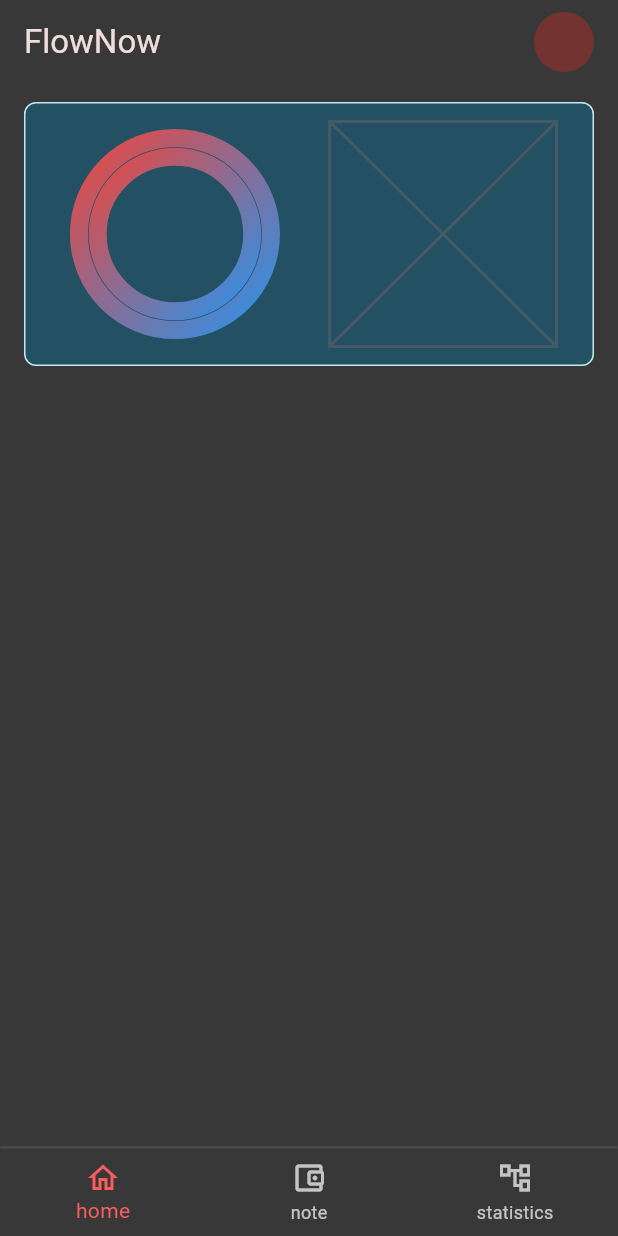
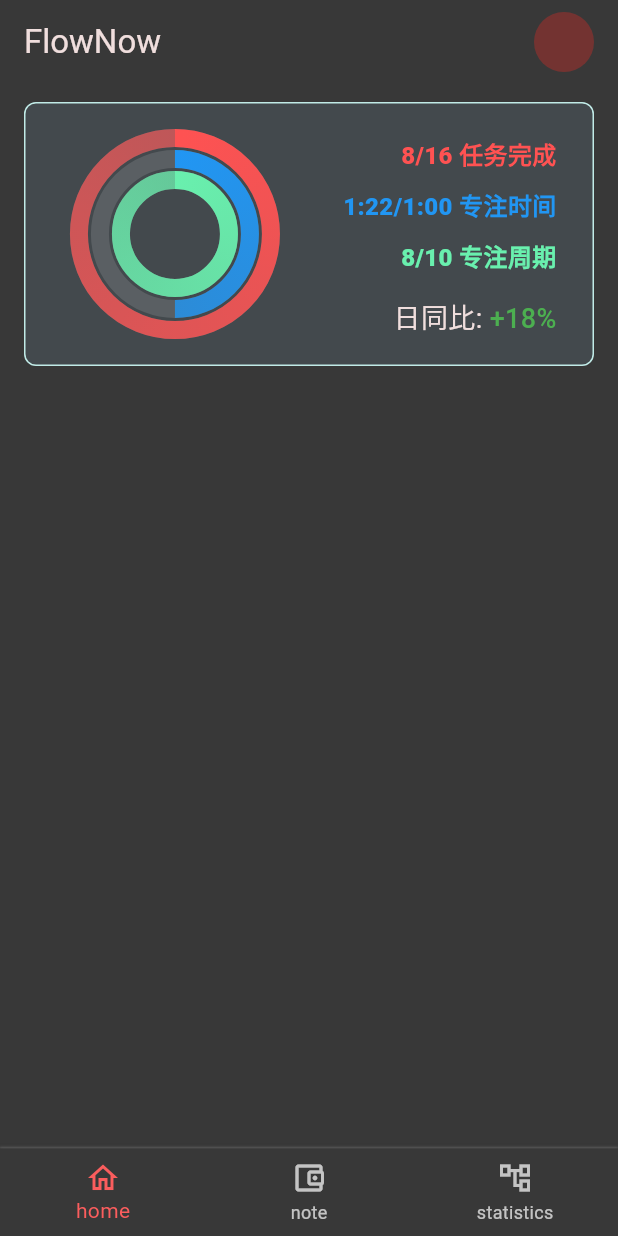
Before and after one commit to kilicmu/focus_now_mobile, a Flutter app: the screen it shows after launch, on a phone screen of 412 x 824 dp. Run offline on Flutter 3.47's test engine with Material 2 defaults, Android fonts, the phone set to English and light mode, and no system bars.

Commit message:
feat: 上卡片绘制基本完成

```diff
--- a/lib/main.dart
+++ b/lib/main.dart
@@ -20,7 +20,7 @@ class FlowNowApp extends StatelessWidget {
             brightness: Brightness.dark,
             seedColor: const Color.fromRGBO(0xfb, 0x5d, 0x5d, 1),
             primary: const Color.fromRGBO(0xfb, 0x5d, 0x5d, 1),
-            secondary: const Color.fromRGBO(0x22, 0x53, 0x69, 0.9),
+            secondary: const Color.fromRGBO(0x6d, 0x8e, 0xa0, 0.2),
             secondaryContainer: const Color.fromRGBO(0xcf, 0xfd, 0xf8, 0.9)),
         scaffoldBackgroundColor: const Color.fromRGBO(0x38, 0x38, 0x38, 1),
         buttonTheme: const ButtonThemeData(
@@ -70,10 +70,11 @@ class _MyHomePageState extends State<MyHomePage> {
             Spacer(),
             Builder(builder: (context) {
               return GestureDetector(
-                  onTap: () {
-                    Scaffold.of(context).openDrawer();
-                  },
-                  child: CircleAvatar());
+                onTap: () {
+                  Scaffold.of(context).openDrawer();
+                },
+                child: CircleAvatar(),
+              );
             })
           ],
         ),
--- a/lib/page/home/home/SummaryTodayMessageWidget.dart
+++ b/lib/page/home/home/SummaryTodayMessageWidget.dart
@@ -1,4 +1,43 @@
-import 'package:flutter/widgets.dart';
+import 'package:flutter/material.dart';
+
+TextStyle createSummaryTextStyleByColor(Color color) {
+  return TextStyle(color: color, fontWeight: FontWeight.w800, fontSize: 16);
+}
+
+class SummaryOfChartMessage extends StatefulWidget {
+  const SummaryOfChartMessage({super.key});
+
+  @override
+  State<SummaryOfChartMessage> createState() => _SummaryOfChartMessageState();
+}
+
+class _SummaryOfChartMessageState extends State<SummaryOfChartMessage> {
+  @override
+  Widget build(BuildContext context) {
+    return Container(
+      constraints: const BoxConstraints.expand(),
+      child: Flex(
+        direction: Axis.vertical,
+        mainAxisAlignment: MainAxisAlignment.spaceEvenly,
+        crossAxisAlignment: CrossAxisAlignment.end,
+        children: [
+          Text(
+            "8/16 任务完成",
+            style: createSummaryTextStyleByColor(Colors.redAccent),
+          ),
+          Text(
+            "1:22/1:00 专注时间",
+            style: createSummaryTextStyleByColor(Colors.blue),
+          ),
+          Text(
+            "8/10 专注周期",
+            style: createSummaryTextStyleByColor(Colors.greenAccent),
+          ),
+        ],
+      ),
+    );
+  }
+}
 
 class SummaryTodayMessageWidget extends StatefulWidget {
   const SummaryTodayMessageWidget({super.key});
@@ -8,9 +47,47 @@ class SummaryTodayMessageWidget extends StatefulWidget {
       _SummaryTodayMessageWidgetState();
 }
 
+class ColorBlock extends StatelessWidget {
+  const ColorBlock({super.key, required this.color});
+
+  final Color color;
+
+  @override
+  Widget build(BuildContext context) {
+    return Container(
+        decoration: BoxDecoration(color: color), width: 12, height: 16);
+  }
+}
+
 class _SummaryTodayMessageWidgetState extends State<SummaryTodayMessageWidget> {
   @override
   Widget build(BuildContext context) {
-    return const Placeholder();
+    return Column(
+      children: [
+        Expanded(child: Container(child: SummaryOfChartMessage()), flex: 3),
+        Expanded(
+            child: Align(
+                alignment: Alignment.centerRight,
+                child: Flex(
+                  direction: Axis.horizontal,
+                  mainAxisAlignment: MainAxisAlignment.end,
+                  crossAxisAlignment: CrossAxisAlignment.end,
+                  children: [
+                    Text(
+                      "日同比: ",
+                      style: TextStyle(fontSize: 18),
+                    ),
+                    Text(
+                      "+18%",
+                      style: TextStyle(
+                          fontSize: 18,
+                          color: Colors.green,
+                          fontWeight: FontWeight.w500),
+                    )
+                  ],
+                )),
+            flex: 1)
+      ],
+    );
   }
 }
--- a/lib/page/home/home/home.dart
+++ b/lib/page/home/home/home.dart
@@ -2,6 +2,9 @@ import 'package:flutter/material.dart';
 import 'package:focus_now_mobile/widgets/progress.dart';
 
 import 'SummaryTodayMessageWidget.dart';
+
+const double ONE_STACK_WIDTH = 14.0;
+const double CHART_SCOPE_SIZE = 140.0;
 
 class HomeWidget extends StatefulWidget {
   const HomeWidget({super.key});
@@ -34,13 +37,32 @@ class _HomeWidgetState extends State<HomeWidget> {
                       flex: 11,
                       child: ConstrainedBox(
                         constraints: const BoxConstraints.expand(),
-                        child: const Stack(
+                        child: Stack(
                           alignment: Alignment.center,
                           children: [
-                            ProgressWidget(size: Size(140, 140)),
                             ProgressWidget(
-                                size: Size(
-                                    140.0 - 12.0 * 2 - 1, 140.0 - 12.0 * 2 - 1))
+                              size: const Size(
+                                  CHART_SCOPE_SIZE, CHART_SCOPE_SIZE),
+                              beginColor: Colors.redAccent,
+                              endColor: Colors.redAccent.withAlpha(156),
+                              percent: 1,
+                            ),
+                            ProgressWidget(
+                              size: const Size(
+                                  CHART_SCOPE_SIZE - ONE_STACK_WIDTH * 2,
+                                  CHART_SCOPE_SIZE - ONE_STACK_WIDTH * 2),
+                              beginColor: Colors.blue,
+                              endColor: Colors.blue.withAlpha(156),
+                              percent: 0.5,
+                            ),
+                            ProgressWidget(
+                              size: const Size(
+                                  CHART_SCOPE_SIZE - ONE_STACK_WIDTH * 4,
+                                  CHART_SCOPE_SIZE - ONE_STACK_WIDTH * 4),
+                              beginColor: Colors.greenAccent,
+                              endColor: Colors.greenAccent.withAlpha(156),
+                              percent: 1.7,
+                            )
                           ],
                         ),
                       )),
--- a/lib/widgets/progress.dart
+++ b/lib/widgets/progress.dart
@@ -5,8 +5,11 @@ import 'package:flutter/material.dart';
 class _ProgressPanelPainter extends CustomPainter {
   _ProgressPanelPainter(
       {required this.strokeWidth,
-      this.strokeCap = StrokeCap.round,
+      this.strokeCap = StrokeCap.butt,
       this.beginAngle = 1.5 * pi,
+      required this.beginColor,
+      required this.endColor,
+      required this.trackColor,
       this.percent = 1.0});
 
   // progress stroke width;
@@ -20,9 +23,12 @@ class _ProgressPanelPainter extends CustomPainter {
 
   final _roundAngle = 2 * pi;
 
+  final Color beginColor;
+  final Color endColor;
+  final Color trackColor;
+
   @override
   void paint(Canvas canvas, Size size) {
-    print("repaint");
     final halfOfStrokeWidth = strokeWidth / 2;
     final squareEdgeLength = min(size.height, size.width);
     Rect rect = Offset(halfOfStrokeWidth, halfOfStrokeWidth) &
@@ -33,13 +39,35 @@ class _ProgressPanelPainter extends CustomPainter {
       ..style = PaintingStyle.stroke
       ..isAntiAlias = true
       ..strokeWidth = strokeWidth
-      ..shader = const LinearGradient(
-        colors: [Colors.red, Colors.blue],
-        begin: Alignment.topLeft,
-        end: Alignment.bottomRight,
-      ).createShader(Rect.fromLTWH(0, 0, size.width, size.height));
+      ..color = trackColor
+      ..shader = null;
     // print progress line
-    canvas.drawArc(rect, 1.5 * pi, _roundAngle * percent, false, paint);
+    canvas.drawArc(rect, 0, _roundAngle, false, paint);
+
+    paint
+      ..strokeCap = strokeCap
+      ..style = PaintingStyle.stroke
+      ..isAntiAlias = true
+      ..strokeWidth = strokeWidth
+      ..color = Colors.white;
+
+    var _percent = percent;
+    while (_percent > 0) {
+      List<Color> colors;
+      if (_percent > 1) {
+        colors = [beginColor.withOpacity(0.3), endColor.withOpacity(0.3)];
+      } else {
+        colors = [beginColor, endColor];
+      }
+      paint.shader = SweepGradient(
+              center: Alignment.center,
+              // tileMode: TileMode.repeated,
+              colors: colors)
+          .createShader(Rect.fromLTWH(0, 0, size.width, size.height));
+      // print progress line
+      canvas.drawArc(rect, 0, _roundAngle * percent, false, paint);
+      _percent -= 1;
+    }
   }
 
   @override
@@ -48,30 +76,37 @@ class _ProgressPanelPainter extends CustomPainter {
   }
 }
 
-class ProgressWidget extends StatefulWidget {
+class ProgressWidget extends StatelessWidget {
   const ProgressWidget(
       {super.key,
       required this.size,
-      this.percent = 1.0,
-      this.strokeWidth = 12.0});
+      this.percent = 0.2,
+      this.strokeWidth = 12.0,
+      required this.beginColor,
+      required this.endColor,
+      this.trackColor = Colors.white12});
 
   final Size size;
   final double percent;
   final double strokeWidth;
-  @override
-  State<ProgressWidget> createState() => _ProgressWidgetState();
-}
+  final Color beginColor;
+  final Color endColor;
+  final Color trackColor;
 
-class _ProgressWidgetState extends State<ProgressWidget> {
-  double percent = 0.5;
   @override
   Widget build(BuildContext context) {
     return RepaintBoundary(
+        child: Transform.rotate(
+      angle: -pi / 2,
       child: CustomPaint(
-        size: widget.size,
+        size: size,
         painter: _ProgressPanelPainter(
-            strokeWidth: widget.strokeWidth, percent: widget.percent),
+            strokeWidth: strokeWidth,
+            percent: percent,
+            beginColor: beginColor,
+            endColor: endColor,
+            trackColor: trackColor),
       ),
-    );
+    ));
   }
 }
```
